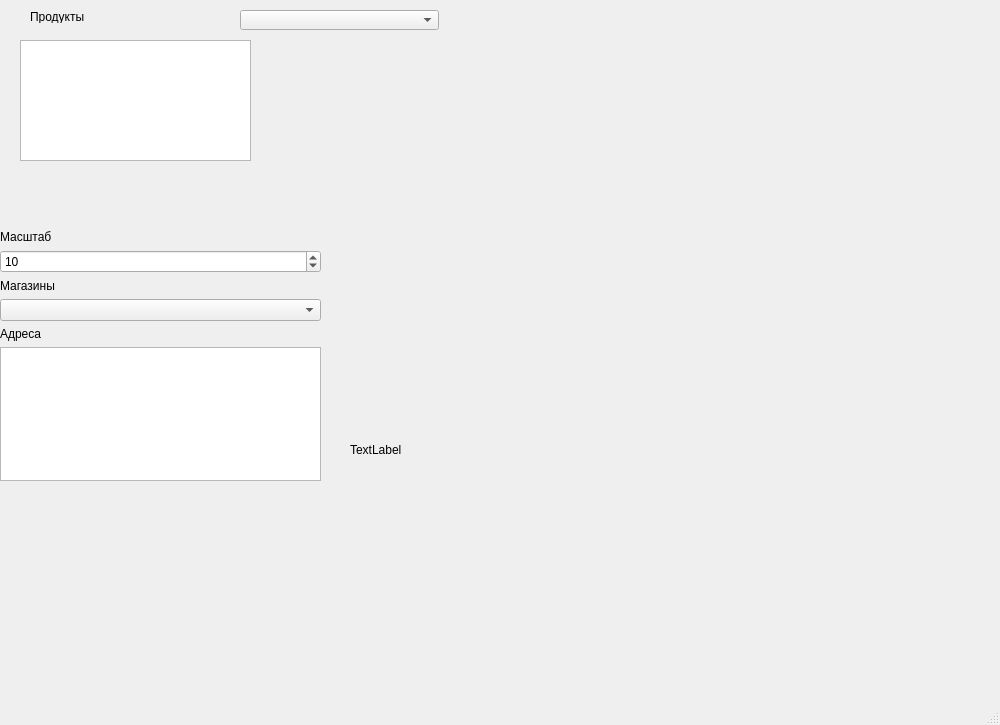
Qt form MainWindowPage.ui (RuslanRinatovich/QtMyProject1) before a commit.
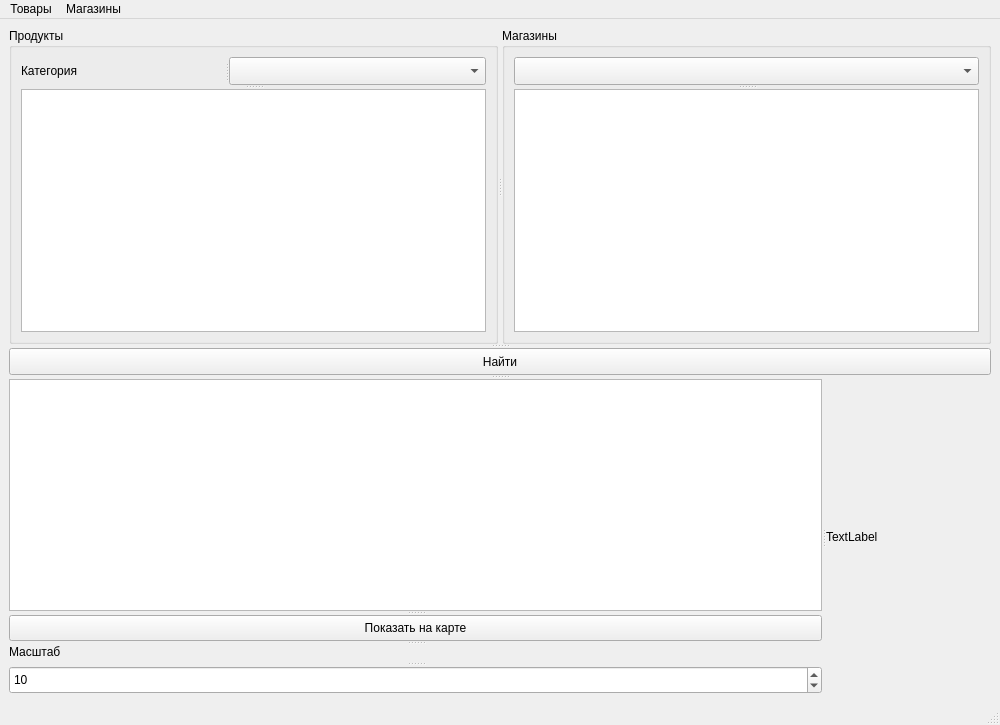
The same form after that commit.

Patch:
```diff
--- a/MainWindowPage.ui
+++ b/MainWindowPage.ui
@@ -14,98 +14,87 @@
    <string>MainWindow</string>
   </property>
   <widget class="QWidget" name="centralwidget">
-   <widget class="QWidget" name="widget" native="true">
-    <property name="geometry">
-     <rect>
-      <x>660</x>
-      <y>380</y>
-      <width>65</width>
-      <height>31</height>
-     </rect>
-    </property>
-    <property name="sizePolicy">
-     <sizepolicy hsizetype="Fixed" vsizetype="Expanding">
-      <horstretch>0</horstretch>
-      <verstretch>0</verstretch>
-     </sizepolicy>
-    </property>
-    <layout class="QGridLayout" name="gridLayout_3"/>
-   </widget>
-   <widget class="QLabel" name="image">
-    <property name="geometry">
-     <rect>
-      <x>350</x>
-      <y>240</y>
-      <width>609</width>
-      <height>419</height>
-     </rect>
-    </property>
-    <property name="sizePolicy">
-     <sizepolicy hsizetype="Preferred" vsizetype="Preferred">
-      <horstretch>0</horstretch>
-      <verstretch>0</verstretch>
-     </sizepolicy>
-    </property>
-    <property name="text">
-     <string>TextLabel</string>
-    </property>
-   </widget>
-   <widget class="QLabel" name="label_4">
-    <property name="geometry">
-     <rect>
-      <x>30</x>
-      <y>10</y>
-      <width>199</width>
-      <height>13</height>
-     </rect>
-    </property>
-    <property name="sizePolicy">
-     <sizepolicy hsizetype="Minimum" vsizetype="Fixed">
-      <horstretch>0</horstretch>
-      <verstretch>0</verstretch>
-     </sizepolicy>
-    </property>
-    <property name="text">
+   <layout class="QGridLayout" name="gridLayout_4">
+    <item row="0" column="0">
+     <widget class="QSplitter" name="splitter_8">
+      <property name="orientation">
+       <enum>Qt::Vertical</enum>
+      </property>
+      <widget class="QSplitter" name="splitter_5">
+       <property name="orientation">
+        <enum>Qt::Vertical</enum>
+       </property>
+       <widget class="QSplitter" name="splitter_4">
+        <property name="orientation">
+         <enum>Qt::Horizontal</enum>
+        </property>
+        <widget class="QGroupBox" name="groupBox">
+         <property name="title">
      <string>Продукты</string>
     </property>
-    <property name="alignment">
-     <set>Qt::AlignLeading|Qt::AlignLeft|Qt::AlignTop</set>
-    </property>
-   </widget>
-   <widget class="QComboBox" name="cmbGoodTypes">
-    <property name="geometry">
-     <rect>
-      <x>240</x>
-      <y>10</y>
-      <width>199</width>
-      <height>20</height>
-     </rect>
-    </property>
+         <layout class="QGridLayout" name="gridLayout">
+          <item row="0" column="0">
+           <widget class="QSplitter" name="splitter_2">
+            <property name="orientation">
+             <enum>Qt::Vertical</enum>
+            </property>
+            <widget class="QSplitter" name="splitter">
+             <property name="orientation">
+              <enum>Qt::Horizontal</enum>
+             </property>
+             <widget class="QLabel" name="label_4">
+              <property name="text">
+               <string>Категория</string>
+              </property>
+             </widget>
+             <widget class="QComboBox" name="cmbGoodTypes"/>
    </widget>
    <widget class="QListWidget" name="listWidgetGoods">
-    <property name="geometry">
-     <rect>
-      <x>20</x>
-      <y>40</y>
-      <width>231</width>
-      <height>121</height>
-     </rect>
-    </property>
     <property name="modelColumn">
      <number>0</number>
     </property>
    </widget>
-   <widget class="QWidget" name="">
-    <property name="geometry">
-     <rect>
-      <x>0</x>
-      <y>230</y>
-      <width>321</width>
-      <height>251</height>
-     </rect>
-    </property>
-    <layout class="QVBoxLayout" name="verticalLayout_2">
-     <item>
+           </widget>
+          </item>
+         </layout>
+        </widget>
+        <widget class="QGroupBox" name="groupBox_2">
+         <property name="title">
+          <string>Магазины</string>
+         </property>
+         <layout class="QGridLayout" name="gridLayout_2">
+          <item row="0" column="0">
+           <widget class="QSplitter" name="splitter_3">
+            <property name="orientation">
+             <enum>Qt::Vertical</enum>
+            </property>
+            <widget class="QComboBox" name="cmbMarkets"/>
+            <widget class="QListWidget" name="listWidgetRealMarkets"/>
+           </widget>
+          </item>
+         </layout>
+        </widget>
+       </widget>
+       <widget class="QPushButton" name="btnSearch">
+        <property name="text">
+         <string>Найти</string>
+        </property>
+       </widget>
+      </widget>
+      <widget class="QSplitter" name="splitter_7">
+       <property name="orientation">
+        <enum>Qt::Horizontal</enum>
+       </property>
+       <widget class="QSplitter" name="splitter_6">
+        <property name="orientation">
+         <enum>Qt::Vertical</enum>
+        </property>
+        <widget class="QListWidget" name="listWidgetPrices"/>
+        <widget class="QPushButton" name="btnShowMarket">
+         <property name="text">
+          <string>Показать на карте</string>
+         </property>
+        </widget>
       <widget class="QLabel" name="label">
        <property name="sizePolicy">
         <sizepolicy hsizetype="Minimum" vsizetype="Fixed">
@@ -120,8 +109,6 @@
         <set>Qt::AlignLeading|Qt::AlignLeft|Qt::AlignTop</set>
        </property>
       </widget>
-     </item>
-     <item>
       <widget class="QSpinBox" name="spinBoxScale">
        <property name="minimum">
         <number>1</number>
@@ -133,47 +120,22 @@
         <number>10</number>
        </property>
       </widget>
-     </item>
-     <item>
-      <widget class="QLabel" name="label_2">
-       <property name="sizePolicy">
-        <sizepolicy hsizetype="Minimum" vsizetype="Fixed">
-         <horstretch>0</horstretch>
-         <verstretch>0</verstretch>
-        </sizepolicy>
-       </property>
-       <property name="text">
-        <string>Магазины</string>
-       </property>
-       <property name="alignment">
-        <set>Qt::AlignLeading|Qt::AlignLeft|Qt::AlignTop</set>
-       </property>
-      </widget>
-     </item>
-     <item>
-      <widget class="QComboBox" name="cmbMarkets"/>
-     </item>
-     <item>
-      <widget class="QLabel" name="label_3">
+       </widget>
+       <widget class="QLabel" name="image">
        <property name="sizePolicy">
-        <sizepolicy hsizetype="Minimum" vsizetype="Fixed">
+         <sizepolicy hsizetype="Preferred" vsizetype="Preferred">
          <horstretch>0</horstretch>
          <verstretch>0</verstretch>
         </sizepolicy>
        </property>
        <property name="text">
-        <string>Адреса</string>
-       </property>
-       <property name="alignment">
-        <set>Qt::AlignLeading|Qt::AlignLeft|Qt::AlignTop</set>
-       </property>
-      </widget>
-     </item>
-     <item>
-      <widget class="QListWidget" name="listWidgetRealMarkets"/>
-     </item>
-    </layout>
-   </widget>
+         <string>TextLabel</string>
+        </property>
+       </widget>
+      </widget>
+     </widget>
+    </item>
+   </layout>
   </widget>
   <widget class="QMenuBar" name="menubar">
    <property name="geometry">
@@ -184,6 +146,18 @@
      <height>21</height>
     </rect>
    </property>
+   <widget class="QMenu" name="mnuGoods">
+    <property name="title">
+     <string>Товары</string>
+    </property>
+   </widget>
+   <widget class="QMenu" name="mnuMarkets">
+    <property name="title">
+     <string>Магазины</string>
+    </property>
+   </widget>
+   <addaction name="mnuGoods"/>
+   <addaction name="mnuMarkets"/>
   </widget>
   <widget class="QStatusBar" name="statusbarX"/>
  </widget>
```
Lines whose indentation alone changed are shown as unchanged.
